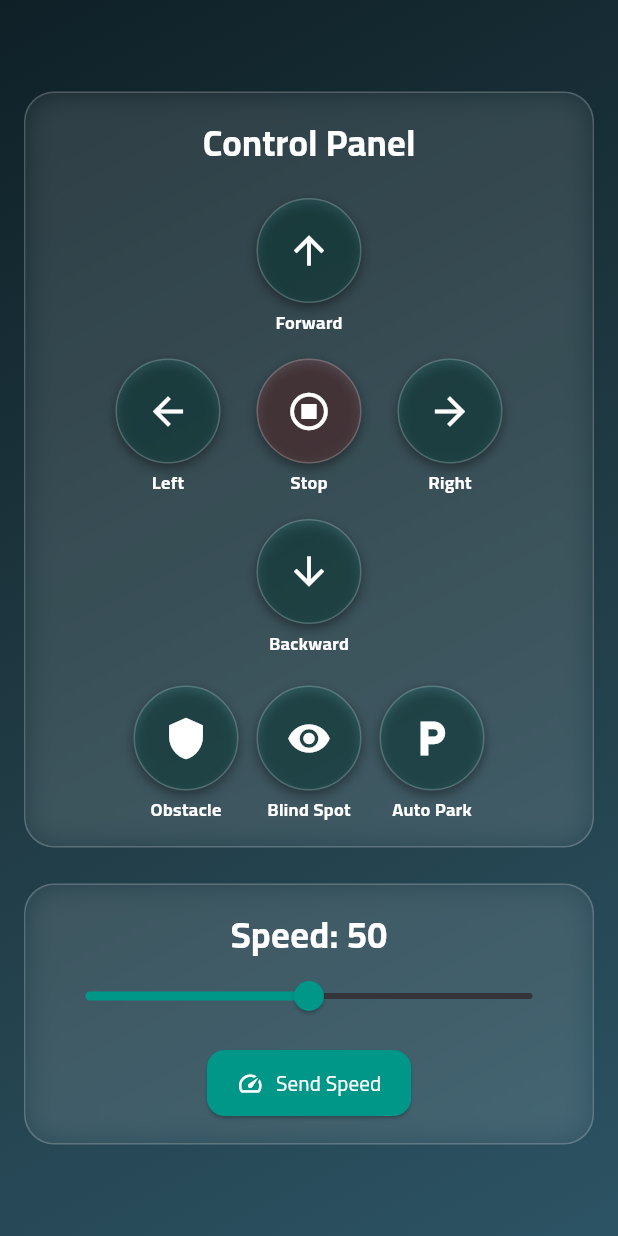
After one commit to itiswd/auto_car, a Flutter app: the ManualControlScreen screen opened directly, on a phone screen of 412 x 824 dp. The commit adds this screen. Run offline on Flutter 3.47's test engine with Material 3 defaults, Android fonts, the phone set to English and light mode, and no system bars; our stand-ins replace flutter_bluetooth_serial, permission_handler, shared_preferences; accounts and stored records are empty.

Commit message:
Refactor manual control screen: implement BluetoothService for connection handling, create ControlButton and GlassCard widgets for improved UI, and streamline command sending logic.

```diff
--- a/lib/screens/manual_control_screen.dart
+++ b/lib/screens/manual_control_screen.dart
@@ -1,9 +1,8 @@
-import 'dart:typed_data';
-import 'dart:ui';
+import 'package:auto_car/services/bluetooth_service.dart';
+import 'package:flutter/material.dart';
 
-import 'package:auto_car/core/shared_prefs.dart';
-import 'package:flutter/material.dart';
-import 'package:flutter_bluetooth_serial/flutter_bluetooth_serial.dart';
+import '../widgets/control_button.dart';
+import '../widgets/glass_card.dart';
 
 class ManualControlScreen extends StatefulWidget {
   const ManualControlScreen({super.key});
@@ -14,7 +13,6 @@ class ManualControlScreen extends StatefulWidget {
 
 class _ManualControlScreenState extends State<ManualControlScreen>
     with TickerProviderStateMixin {
-  BluetoothConnection? _connection;
   double _speed = 50;
   late AnimationController _fadeController;
 
@@ -25,96 +23,31 @@ class _ManualControlScreenState extends State<ManualControlScreen>
       vsync: this,
       duration: const Duration(milliseconds: 600),
     );
-    _initConnection();
+    _initBluetooth();
   }
 
-  Future<void> _initConnection() async {
-    final address = await SharedPrefs.getCurrentDeviceAddress();
-    if (address != null) {
-      _connection = await BluetoothConnection.toAddress(address);
-      setState(() {});
-    }
+  Future<void> _initBluetooth() async {
+    await BluetoothService().connect();
     _fadeController.forward();
   }
 
-  void _sendCommand(String command) {
-    if (_connection != null && _connection!.isConnected) {
-      _connection!.output.add(Uint8List.fromList(command.codeUnits));
+  void _sendCommand(String command) async {
+    try {
+      await BluetoothService().send(command);
       ScaffoldMessenger.of(
         context,
-      ).showSnackBar(SnackBar(content: Text("Sent: $command")));
-    } else {
+      ).showSnackBar(SnackBar(content: Text("✅ Sent: $command")));
+    } catch (_) {
       ScaffoldMessenger.of(
         context,
-      ).showSnackBar(const SnackBar(content: Text("Not connected")));
+      ).showSnackBar(const SnackBar(content: Text("❌ Not connected")));
     }
-  }
-
-  Widget _buildControlButton(
-    IconData icon,
-    String cmd,
-    String label, {
-    Color color = Colors.teal,
-  }) {
-    return GestureDetector(
-      onTap: () => _sendCommand(cmd),
-      child: Column(
-        children: [
-          Container(
-            width: 70,
-            height: 70,
-            decoration: BoxDecoration(
-              shape: BoxShape.circle,
-              color: color.withOpacity(0.15),
-              border: Border.all(color: Colors.white.withOpacity(0.2)),
-              boxShadow: [
-                BoxShadow(
-                  color: Colors.black.withOpacity(0.4),
-                  blurRadius: 6,
-                  offset: const Offset(0, 3),
-                ),
-              ],
-            ),
-            child: Center(child: Icon(icon, color: Colors.white, size: 30)),
-          ),
-          const SizedBox(height: 4),
-          Text(
-            label,
-            style: const TextStyle(
-              color: Colors.white,
-              fontSize: 12,
-              fontWeight: FontWeight.bold,
-            ),
-          ),
-        ],
-      ),
-    );
-  }
-
-  Widget _glassCard({required Widget child}) {
-    return Container(
-      margin: const EdgeInsets.symmetric(horizontal: 16, vertical: 12),
-      decoration: BoxDecoration(
-        borderRadius: BorderRadius.circular(20),
-        color: Colors.white.withOpacity(0.12),
-        border: Border.all(color: Colors.white.withOpacity(0.15)),
-      ),
-      child: ClipRRect(
-        borderRadius: BorderRadius.circular(20),
-        child: BackdropFilter(
-          filter: ImageFilter.blur(sigmaX: 10, sigmaY: 10),
-          child: Padding(padding: const EdgeInsets.all(16.0), child: child),
-        ),
-      ),
-    );
   }
 
   @override
   Widget build(BuildContext context) {
     return Scaffold(
       body: Container(
-        width: double.infinity,
-        height: double.infinity,
         decoration: const BoxDecoration(
           gradient: LinearGradient(
             colors: [Color(0xFF0f2027), Color(0xFF203a43), Color(0xFF2c5364)],
@@ -127,10 +60,9 @@ class _ManualControlScreenState extends State<ManualControlScreen>
           child: Column(
             mainAxisAlignment: MainAxisAlignment.center,
             children: [
-              _glassCard(
+              GlassCard(
                 child: Column(
                   children: [
-                    // Title
                     const Text(
                       "Control Panel",
                       style: TextStyle(
@@ -140,63 +72,72 @@ class _ManualControlScreenState extends State<ManualControlScreen>
                       ),
                     ),
                     const SizedBox(height: 20),
-                    // Gamepad layout
                     Column(
                       children: [
-                        _buildControlButton(Icons.arrow_upward, "F", "Forward"),
+                        ControlButton(
+                          icon: Icons.arrow_upward,
+                          label: "Forward",
+                          onTap: () => _sendCommand("F"),
+                        ),
                         const SizedBox(height: 16),
                         Row(
                           mainAxisAlignment: MainAxisAlignment.center,
                           children: [
-                            _buildControlButton(Icons.arrow_back, "L", "Left"),
-                            const SizedBox(width: 24),
-                            _buildControlButton(
-                              Icons.stop_circle_outlined,
-                              "S",
-                              "Stop",
-                              color: Colors.redAccent,
+                            ControlButton(
+                              icon: Icons.arrow_back,
+                              label: "Left",
+                              onTap: () => _sendCommand("L"),
                             ),
                             const SizedBox(width: 24),
-                            _buildControlButton(
-                              Icons.arrow_forward,
-                              "R",
-                              "Right",
+                            ControlButton(
+                              icon: Icons.stop_circle_outlined,
+                              label: "Stop",
+                              color: Colors.redAccent,
+                              onTap: () => _sendCommand("S"),
+                            ),
+                            const SizedBox(width: 24),
+                            ControlButton(
+                              icon: Icons.arrow_forward,
+                              label: "Right",
+                              onTap: () => _sendCommand("R"),
                             ),
                           ],
                         ),
                         const SizedBox(height: 16),
-                        _buildControlButton(
-                          Icons.arrow_downward,
-                          "B",
-                          "Backward",
+                        ControlButton(
+                          icon: Icons.arrow_downward,
+                          label: "Backward",
+                          onTap: () => _sendCommand("B"),
                         ),
                       ],
                     ),
                     const SizedBox(height: 20),
-                    // Extra commands
                     Wrap(
-                      alignment: WrapAlignment.center,
                       spacing: 12,
                       runSpacing: 12,
+                      alignment: WrapAlignment.center,
                       children: [
-                        _buildControlButton(Icons.shield, "O", "Obstacle"),
-                        _buildControlButton(
-                          Icons.remove_red_eye,
-                          "D",
-                          "Blind Spot",
+                        ControlButton(
+                          icon: Icons.shield,
+                          label: "Obstacle",
+                          onTap: () => _sendCommand("O"),
                         ),
-                        _buildControlButton(
-                          Icons.local_parking,
-                          "P",
-                          "Auto Park",
+                        ControlButton(
+                          icon: Icons.remove_red_eye,
+                          label: "Blind Spot",
+                          onTap: () => _sendCommand("D"),
+                        ),
+                        ControlButton(
+                          icon: Icons.local_parking,
+                          label: "Auto Park",
+                          onTap: () => _sendCommand("P"),
                         ),
                       ],
                     ),
                   ],
                 ),
               ),
-              // Speed control card
-              _glassCard(
+              GlassCard(
                 child: Column(
                   children: [
                     Text(
@@ -218,10 +159,7 @@ class _ManualControlScreenState extends State<ManualControlScreen>
                     ElevatedButton.icon(
                       onPressed: () => _sendCommand(_speed.toInt().toString()),
                       icon: const Icon(Icons.speed),
-                      label: const Text(
-                        "Send Speed",
-                        style: TextStyle(fontWeight: FontWeight.bold),
-                      ),
+                      label: const Text("Send Speed"),
                       style: ElevatedButton.styleFrom(
                         backgroundColor: Colors.teal,
                         foregroundColor: Colors.white,
--- /dev/null
+++ b/lib/services/bluetooth_service.dart
@@ -0,0 +1,34 @@
+import 'dart:typed_data';
+
+import 'package:flutter_bluetooth_serial/flutter_bluetooth_serial.dart';
+
+import '../core/shared_prefs.dart';
+
+class BluetoothService {
+  static final BluetoothService _instance = BluetoothService._internal();
+  factory BluetoothService() => _instance;
+
+  BluetoothService._internal();
+
+  BluetoothConnection? _connection;
+
+  Future<void> connect() async {
+    if (_connection != null && _connection!.isConnected) return;
+
+    final address = await SharedPrefs.getCurrentDeviceAddress();
+    if (address != null) {
+      _connection = await BluetoothConnection.toAddress(address);
+    }
+  }
+
+  Future<void> send(String data) async {
+    if (_connection != null && _connection!.isConnected) {
+      _connection!.output.add(Uint8List.fromList(data.codeUnits));
+      await SharedPrefs.saveLastCommand(data);
+    } else {
+      throw Exception("Not connected");
+    }
+  }
+
+  bool get isConnected => _connection?.isConnected ?? false;
+}
--- /dev/null
+++ b/lib/widgets/control_button.dart
@@ -0,0 +1,53 @@
+import 'package:flutter/material.dart';
+
+class ControlButton extends StatelessWidget {
+  final IconData icon;
+  final String label;
+  final VoidCallback onTap;
+  final Color color;
+
+  const ControlButton({
+    super.key,
+    required this.icon,
+    required this.label,
+    required this.onTap,
+    this.color = Colors.teal,
+  });
+
+  @override
+  Widget build(BuildContext context) {
+    return GestureDetector(
+      onTap: onTap,
+      child: Column(
+        children: [
+          Container(
+            width: 70,
+            height: 70,
+            decoration: BoxDecoration(
+              shape: BoxShape.circle,
+              color: color.withOpacity(0.15),
+              border: Border.all(color: Colors.white.withOpacity(0.2)),
+              boxShadow: [
+                BoxShadow(
+                  color: Colors.black.withOpacity(0.4),
+                  blurRadius: 6,
+                  offset: const Offset(0, 3),
+                ),
+              ],
+            ),
+            child: Center(child: Icon(icon, color: Colors.white, size: 30)),
+          ),
+          const SizedBox(height: 4),
+          Text(
+            label,
+            style: const TextStyle(
+              color: Colors.white,
+              fontSize: 12,
+              fontWeight: FontWeight.bold,
+            ),
+          ),
+        ],
+      ),
+    );
+  }
+}
--- /dev/null
+++ b/lib/widgets/glass_card.dart
@@ -0,0 +1,28 @@
+import 'dart:ui';
+
+import 'package:flutter/material.dart';
+
+class GlassCard extends StatelessWidget {
+  final Widget child;
+
+  const GlassCard({super.key, required this.child});
+
+  @override
+  Widget build(BuildContext context) {
+    return Container(
+      margin: const EdgeInsets.symmetric(horizontal: 16, vertical: 12),
+      decoration: BoxDecoration(
+        borderRadius: BorderRadius.circular(20),
+        color: Colors.white.withOpacity(0.12),
+        border: Border.all(color: Colors.white.withOpacity(0.15)),
+      ),
+      child: ClipRRect(
+        borderRadius: BorderRadius.circular(20),
+        child: BackdropFilter(
+          filter: ImageFilter.blur(sigmaX: 10, sigmaY: 10),
+          child: Padding(padding: const EdgeInsets.all(16.0), child: child),
+        ),
+      ),
+    );
+  }
+}
```
